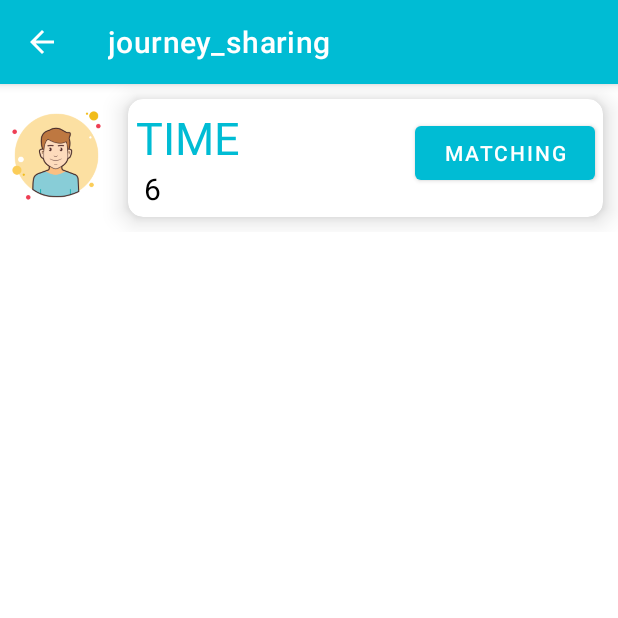
After one commit to iczcpkqo/Journey-Share_Android, an Android app: the PostActivity screen opened directly, with no data from a screen before it, on a phone screen of 412 x 824 dp, the top half of it. The commit adds this screen. Run offline under Robolectric (Android 15) with nearby library versions, the phone set to English and light mode, and no system bars; our stand-ins replace Volley.

Commit message:
'create Journey update from yan'

```diff
--- /dev/null
+++ b/app/src/main/java/com/journey/activity/PostActivity.java
@@ -0,0 +1,65 @@
+package com.journey.activity;
+
+import androidx.appcompat.app.AppCompatActivity;
+
+import android.app.ProgressDialog;
+import android.content.Intent;
+import android.os.Bundle;
+import android.util.Log;
+import android.view.Menu;
+import android.view.MenuItem;
+import android.view.View;
+import android.widget.Button;
+import android.widget.EditText;
+import android.widget.RadioButton;
+import android.widget.TextView;
+import android.widget.Toast;
+import android.widget.Toolbar;
+
+import com.android.volley.Request;
+import com.android.volley.RequestQueue;
+import com.android.volley.Response;
+import com.android.volley.VolleyError;
+import com.android.volley.toolbox.StringRequest;
+import com.android.volley.toolbox.Volley;
+import com.google.android.material.floatingactionbutton.FloatingActionButton;
+import com.google.android.material.snackbar.Snackbar;
+import com.journey.R;
+
+import java.io.IOException;
+import java.io.InputStream;
+import java.io.OutputStream;
+import java.net.HttpURLConnection;
+import java.net.MalformedURLException;
+import java.net.ProtocolException;
+import java.net.URL;
+import java.util.HashMap;
+import java.util.Map;
+/**
+ * @Description:
+ * @author: Congqin Yan
+ * @Email: yancongqin@gmail.com
+ * @date: 2022-03-01-20:00
+ * @Modify date and time:
+ * @Modified by:
+ * @Modified remark:
+ */
+public class PostActivity extends AppCompatActivity {
+
+    private Button matching;
+    @Override
+    protected void onCreate(Bundle savedInstanceState) {
+        super.onCreate(savedInstanceState);
+        setContentView(R.layout.activity_post);
+        matching = findViewById(R.id.matching);
+        postConditionInfo();
+    }
+
+    private void postConditionInfo() {
+        matching.setOnClickListener(view -> {
+            Intent intent = new Intent(this, PeerGroupActivity.class);
+            startActivity(intent);
+        });
+    }
+
+}
--- /dev/null
+++ b/app/src/main/res/layout/activity_post.xml
@@ -0,0 +1,58 @@
+<?xml version="1.0" encoding="utf-8"?>
+<LinearLayout xmlns:android="http://schemas.android.com/apk/res/android"
+    android:layout_width="fill_parent"
+    android:layout_height="fill_parent"
+    xmlns:app="http://schemas.android.com/apk/res-auto"
+    android:fitsSystemWindows="true">
+    <LinearLayout
+        android:layout_width="match_parent"
+        android:layout_height="wrap_content" >
+        <ImageView
+            android:layout_width="75dp"
+            android:layout_height="75dp"
+            android:layout_marginTop="10dp"
+            android:id="@+id/imageIV"
+            android:src="@drawable/u1"/>
+        <androidx.cardview.widget.CardView
+            android:layout_width="match_parent"
+            android:layout_height="wrap_content"
+            android:id="@+id/cardView"
+            android:layout_margin="10dp"
+            app:cardCornerRadius="10dp"
+            app:cardElevation="10dp">
+            <LinearLayout
+                android:layout_width="match_parent"
+                android:layout_height="wrap_content"
+                android:padding="5dp"
+                android:orientation="vertical">
+                <TextView
+                    android:layout_width="313dp"
+                    android:layout_height="wrap_content"
+                    android:id="@+id/nameTV"
+                    android:text="TIME"
+                    android:textColor="@color/icon_color"
+                    android:textFontWeight="1000"
+                    android:textSize="30dp"
+                    />
+                <TextView
+                    android:layout_width="313dp"
+                    android:layout_height="wrap_content"
+                    android:id="@+id/scoreTV"
+                    android:text="6"
+                    android:layout_marginLeft="5dp"
+                    android:textColor="@color/black"
+                    android:textFontWeight="1000"
+                    android:textSize="20dp"
+                    />
+            </LinearLayout>
+            <Button
+                android:layout_width="120dp"
+                android:layout_height="wrap_content"
+                android:id="@+id/matching"
+                android:text="Matching"
+                android:layout_marginTop="12dp"
+                android:layout_marginEnd="5dp"
+                android:layout_gravity="right" />
+        </androidx.cardview.widget.CardView>
+    </LinearLayout>
+</LinearLayout>
--- a/app/src/main/res/values/colors.xml
+++ b/app/src/main/res/values/colors.xml
@@ -11,12 +11,10 @@
     <color name="gray">#E0E0E0</color>
 
     <color name="icon_color">#00BCD4</color>
-    <color name="colorOnPrimary">@color/icon_color</color>
+    <color name="colorPrimary">@color/icon_color</color>
     <color name="colorAccent">@color/icon_color</color>
 
 
-
-    <color name="colorPrimary">#6200EE</color>
     <color name="mapboxWhite">#FFFFFFFF</color>
     <color name="mapboxBlue">#4264fb</color>
     <color name="mapboxGrayLight">#c6d2e1</color>
--- a/app/src/main/res/values/themes.xml
+++ b/app/src/main/res/values/themes.xml
@@ -2,7 +2,7 @@
     <!-- Base application theme. -->
     <style name="Theme.Journey_sharing" parent="Theme.MaterialComponents.DayNight.DarkActionBar">
         <!-- Primary brand color. -->
-        <item name="colorPrimary">@color/purple_500</item>
+        <item name="colorPrimary">@color/icon_color</item>
         <item name="colorPrimaryVariant">@color/purple_700</item>
         <item name="colorOnPrimary">@color/white</item>
         <!-- Secondary brand color. -->
```
Also changed, not shown: app/build.gradle (+9 -0 lines), app/src/main/AndroidManifest.xml (+12 -5 lines), app/src/main/java/com/journey/activity/ConditionActivity.java (+93 -2 lines), app/src/main/java/com/journey/activity/PeerGroupActivity.java (added, +117 -0 lines), app/src/main/java/com/journey/activity/SelectLocationActivity.java (renamed from app/src/main/java/com/journey/activity/DemoActivity.java, +9 -39 lines), app/src/main/java/com/journey/adapter/JSONPlaceholder.java (added, +33 -0 lines), app/src/main/java/com/journey/adapter/PeerAdapter.java (added, +79 -0 lines), app/src/main/java/com/journey/model/Peer.java (added, +52 -0 lines), app/src/main/res/layout/activity_condition.xml (+4 -4 lines), app/src/main/res/layout/activity_peer_group.xml (added, +43 -0 lines), app/src/main/res/layout/member_card.xml (added, +85 -0 lines), app/src/main/res/drawable/u1.png (added), app/src/main/res/drawable/u2.png (added), app/src/main/res/drawable/u3.png (added), 2 more files.
